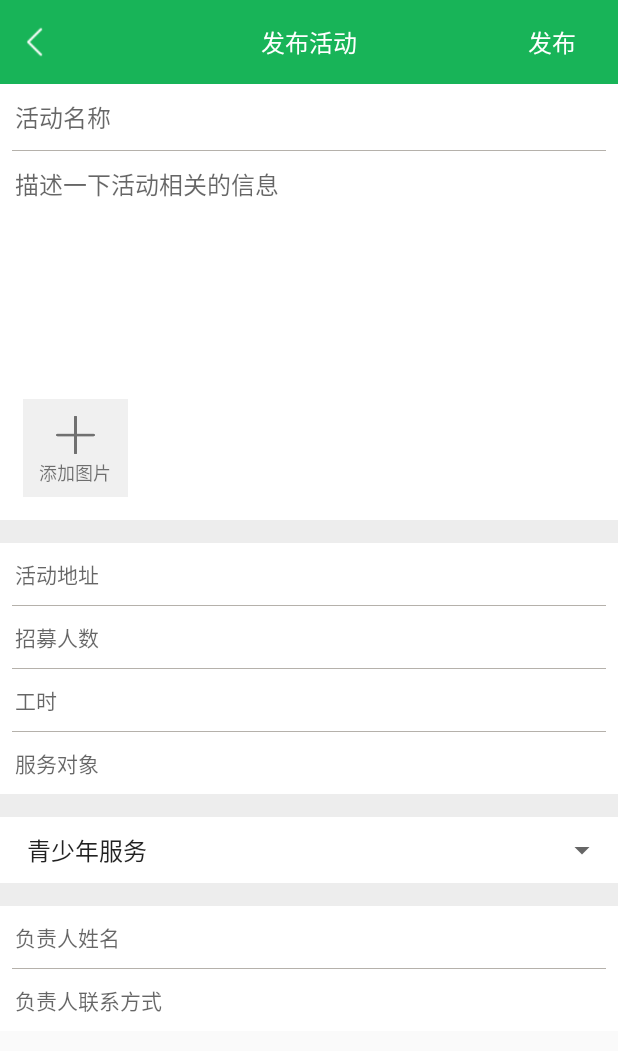
After one commit to learner1999/M-Volunteer, an Android app: the ActivityAddActivity screen opened directly, with no data from a screen before it, on a phone screen of 412 x 824 dp. The commit adds this screen. Shown: the top 1051 px of the screen. Run offline under Robolectric (Android 15) with nearby library versions, the phone set to English and light mode, and no system bars; our stand-ins replace ButterKnife; libraries missing offline, so code that uses them is left out: rx.android.schedulers, rx.schedulers, top.zibin.luban; pictures from the network do not load.

Commit message:
完成基本的活动创建界面

```diff
--- a/app/build.gradle
+++ b/app/build.gradle
@@ -43,4 +43,5 @@ dependencies {
     compile 'com.squareup.retrofit2:adapter-rxjava:2.1.0'
     compile 'io.reactivex:rxandroid:1.2.1'
     compile 'com.github.bumptech.glide:glide:3.7.0'
+    compile 'top.zibin:Luban:1.0.9'
 }
--- a/app/src/main/AndroidManifest.xml
+++ b/app/src/main/AndroidManifest.xml
@@ -67,6 +67,8 @@
         </activity>
         <activity android:name=".ui.service_record.ServiceRecordActivity">
         </activity>
+        <activity android:name=".ui.activity_add.ActivityAddActivity">
+        </activity>
     </application>
 
 </manifest>
--- /dev/null
+++ b/app/src/main/java/cn/zheteng123/m_volunteer/api/FileUploadApi.java
@@ -0,0 +1,21 @@
+package cn.zheteng123.m_volunteer.api;
+
+
+import cn.zheteng123.m_volunteer.entity.Result;
+import okhttp3.MultipartBody;
+import retrofit2.http.Multipart;
+import retrofit2.http.POST;
+import retrofit2.http.Part;
+import rx.Observable;
+
+/**
+ * Created on 2017/2/24.
+ */
+
+
+public interface FileUploadApi {
+
+    @Multipart
+    @POST("api/image/upload")
+    Observable<Result<String>> uploadImage(@Part MultipartBody.Part file);
+}
--- a/app/src/main/java/cn/zheteng123/m_volunteer/api/Networks.java
+++ b/app/src/main/java/cn/zheteng123/m_volunteer/api/Networks.java
@@ -34,6 +34,8 @@ public class Networks {
 
     private static SignInApi mSignInApi;
 
+    private static FileUploadApi mFileUploadApi;
+
     private static VolunteerApi mVolunteerApi;
 
     public static Networks getInstance() {
@@ -61,6 +63,10 @@ public class Networks {
 
     public VolunteerApi getVolunteerApi() {
         return mVolunteerApi == null ? configRetrofit(VolunteerApi.class) : mVolunteerApi;
+    }
+
+    public FileUploadApi getFileUploadApi() {
+        return mFileUploadApi == null ? configRetrofit(FileUploadApi.class) : mFileUploadApi;
     }
 
     private <T> T configRetrofit(Class<T> service) {
--- /dev/null
+++ b/app/src/main/java/cn/zheteng123/m_volunteer/ui/activity_add/ActivityAddActivity.java
@@ -0,0 +1,176 @@
+package cn.zheteng123.m_volunteer.ui.activity_add;
+
+import android.app.Activity;
+import android.content.Context;
+import android.content.Intent;
+import android.graphics.Bitmap;
+import android.graphics.BitmapFactory;
+import android.graphics.Color;
+import android.net.Uri;
+import android.os.Build;
+import android.os.Bundle;
+import android.provider.MediaStore;
+import android.support.v7.app.AppCompatActivity;
+import android.util.Log;
+import android.view.View;
+import android.widget.ImageView;
+import android.widget.LinearLayout;
+import android.widget.Toast;
+
+import java.io.File;
+import java.io.IOException;
+
+import butterknife.BindView;
+import butterknife.ButterKnife;
+import cn.zheteng123.m_volunteer.R;
+import cn.zheteng123.m_volunteer.api.Networks;
+import cn.zheteng123.m_volunteer.entity.Result;
+import cn.zheteng123.m_volunteer.util.MyUtil;
+import okhttp3.MediaType;
+import okhttp3.MultipartBody;
+import okhttp3.RequestBody;
+import rx.Subscriber;
+import rx.android.schedulers.AndroidSchedulers;
+import rx.schedulers.Schedulers;
+import top.zibin.luban.Luban;
+import top.zibin.luban.OnCompressListener;
+
+import static android.R.attr.path;
+
+public class ActivityAddActivity extends AppCompatActivity {
+
+    private static final String TAG = "ActivityAddActivity";
+
+    private static final int REQUEST_PICK_IMAGE = 1;
+
+    private String imgUrl = "";
+
+    @BindView(R.id.ll_select_image)
+    LinearLayout mLlSelectImage;
+
+    @BindView(R.id.iv_image)
+    ImageView mIvImage;
+
+    @Override
+    protected void onCreate(Bundle savedInstanceState) {
+        super.onCreate(savedInstanceState);
+        setContentView(R.layout.activity_add);
+        ButterKnife.bind(this);
+
+        if (Build.VERSION.SDK_INT >= Build.VERSION_CODES.LOLLIPOP) {
+            View decorView = getWindow().getDecorView();
+            int option = View.SYSTEM_UI_FLAG_LAYOUT_FULLSCREEN
+                    | View.SYSTEM_UI_FLAG_LAYOUT_STABLE;
+            decorView.setSystemUiVisibility(option);
+            getWindow().setStatusBarColor(Color.TRANSPARENT);
+        }
+
+        initListener();
+    }
+
+    public static void actionStart(Context context) {
+        context.startActivity(new Intent(context, ActivityAddActivity.class));
+    }
+
+    private void initListener() {
+        mLlSelectImage.setOnClickListener(new View.OnClickListener() {
+            @Override
+            public void onClick(View v) {
+                Intent intent = new Intent(Intent.ACTION_PICK, MediaStore.Images.Media.EXTERNAL_CONTENT_URI);
+                startActivityForResult(intent, REQUEST_PICK_IMAGE);
+            }
+        });
+    }
+
+    @Override
+    protected void onActivityResult(int requestCode, int resultCode, Intent data) {
+        if (resultCode == Activity.RESULT_OK) {
+            Bitmap bitmap = null;
+            Uri imageUri = null;
+
+            switch (requestCode) {
+                case REQUEST_PICK_IMAGE:
+                    imageUri = data.getData();
+                    try {
+                        bitmap = MediaStore.Images.Media.getBitmap(getContentResolver(), imageUri);
+                    } catch (IOException e) {
+                        e.printStackTrace();
+                    }
+                    break;
+            }
+            if (imageUri == null || bitmap == null) {
+                Toast.makeText(this, "获取图片失败，请重新添加！", Toast.LENGTH_SHORT).show();
+                return;
+            }
+            // displayImage(MyUtil.getRealPathFromURI(this, imageUri), bitmap);
+            compressImage(MyUtil.getRealPathFromURI(this, imageUri));
+        }
+    }
+
+    /**
+     * 压缩图片
+     * @param path 图片路径
+     */
+    private void compressImage(String path) {
+        File file = new File(path);
+
+        Luban.get(this)
+                .load(file)                     //传人要压缩的图片
+                .putGear(Luban.THIRD_GEAR)      //设定压缩档次，默认三挡
+                .setCompressListener(new OnCompressListener() { //设置回调
+
+                    @Override
+                    public void onStart() {
+                    }
+                    @Override
+                    public void onSuccess(File file) {
+                        displayImage(file);
+                    }
+
+                    @Override
+                    public void onError(Throwable e) {
+                    }
+                }).launch();    //启动压缩
+    }
+
+    /**
+     * 上传及显示图片
+     * @param file 图片文件
+     */
+    private void displayImage(File file) {
+
+        // 上传图片
+        Log.d(TAG, "displayImage: " + path);
+        RequestBody requestFile = RequestBody.create(MediaType.parse("multipart/form-data"), file);
+        MultipartBody.Part body = MultipartBody.Part.createFormData("file", file.getName(), requestFile);
+        RequestBody description = RequestBody.create(MediaType.parse("multipart/form-data"), "活动图");
+
+        Networks
+                .getInstance()
+                .getFileUploadApi()
+                .uploadImage(body)
+                .subscribeOn(Schedulers.io())
+                .observeOn(AndroidSchedulers.mainThread())
+                .subscribe(new Subscriber<Result<String>>() {
+                    @Override
+                    public void onCompleted() {
+
+                    }
+
+                    @Override
+                    public void onError(Throwable e) {
+                        Log.d(TAG, "onError: " + e.getMessage());
+                    }
+
+                    @Override
+                    public void onNext(Result<String> stringResult) {
+                        imgUrl = stringResult.getData();
+                    }
+                });
+
+        // 显示图片
+        mIvImage.setImageBitmap(BitmapFactory.decodeFile(file.getAbsolutePath()));
+        mIvImage.setVisibility(View.VISIBLE);
+        mLlSelectImage.setVisibility(View.GONE);
+    }
+}
--- a/app/src/main/java/cn/zheteng123/m_volunteer/ui/home/HomeFragment.java
+++ b/app/src/main/java/cn/zheteng123/m_volunteer/ui/home/HomeFragment.java
@@ -30,6 +30,7 @@ import cn.zheteng123.m_volunteer.api.Networks;
 import cn.zheteng123.m_volunteer.entity.HomeActivityEntity;
 import cn.zheteng123.m_volunteer.entity.PageInfo;
 import cn.zheteng123.m_volunteer.entity.Result;
+import cn.zheteng123.m_volunteer.ui.activity_add.ActivityAddActivity;
 import cn.zheteng123.m_volunteer.ui.activity_category.CategoryActivity;
 import cn.zheteng123.m_volunteer.ui.home.adapter.HomeActivityAdapter;
 import cn.zheteng123.m_volunteer.ui.search.SearchActivity;
@@ -152,7 +153,7 @@ public class HomeFragment extends Fragment {
         mFabAddActivity.setOnClickListener(new View.OnClickListener() {
             @Override
             public void onClick(View v) {
-                // TODO: 2017/2/23 跳转到创建活动页面
+                ActivityAddActivity.actionStart(getActivity());
             }
         });
 
--- /dev/null
+++ b/app/src/main/java/cn/zheteng123/m_volunteer/util/MyUtil.java
@@ -0,0 +1,32 @@
+package cn.zheteng123.m_volunteer.util;
+
+import android.content.Context;
+import android.database.Cursor;
+import android.net.Uri;
+import android.provider.MediaStore;
+
+/**
+ * Created on 2017/2/24.
+ */
+
+
+public class MyUtil {
+
+    /**
+     * Uri获取图片真实路径
+     * @param context 上下文
+     * @param contentUri Uri
+     * @return 图片真实路径
+     */
+    public static String getRealPathFromURI(Context context, Uri contentUri) {
+        String res = null;
+        String[] proj = { MediaStore.Images.Media.DATA };
+        Cursor cursor = context.getContentResolver().query(contentUri, proj, null, null, null);
+        if(cursor.moveToFirst()){;
+            int column_index = cursor.getColumnIndexOrThrow(MediaStore.Images.Media.DATA);
+            res = cursor.getString(column_index);
+        }
+        cursor.close();
+        return res;
+    }
+}
--- /dev/null
+++ b/app/src/main/res/layout/activity_add.xml
@@ -0,0 +1,257 @@
+<?xml version="1.0" encoding="utf-8"?>
+
+<LinearLayout
+    xmlns:android="http://schemas.android.com/apk/res/android"
+    xmlns:tools="http://schemas.android.com/tools"
+    android:layout_width="match_parent"
+    android:layout_height="match_parent"
+    android:orientation="vertical"
+    tools:context="cn.zheteng123.m_volunteer.ui.activity_add.ActivityAddActivity">
+
+    <LinearLayout
+        android:layout_width="match_parent"
+        android:layout_height="wrap_content"
+        android:background="@color/colorPrimary"
+        android:fitsSystemWindows="true">
+
+        <RelativeLayout
+            android:layout_width="match_parent"
+            android:layout_height="?attr/actionBarSize"
+            android:background="@color/colorPrimary">
+
+            <ImageView
+                android:layout_width="24dp"
+                android:layout_height="24dp"
+                android:layout_alignParentLeft="true"
+                android:layout_alignParentStart="true"
+                android:layout_centerVertical="true"
+                android:layout_marginLeft="16dp"
+                android:layout_marginStart="16dp"
+                android:src="@drawable/left"/>
+
+            <TextView
+                android:layout_width="wrap_content"
+                android:layout_height="wrap_content"
+                android:layout_centerInParent="true"
+                android:text="@string/publish_activity"
+                android:textColor="#FFFFFF"
+                android:textSize="16sp"/>
+
+            <Button
+                android:layout_width="wrap_content"
+                android:layout_height="wrap_content"
+                android:layout_alignParentEnd="true"
+                android:layout_alignParentRight="true"
+                android:layout_centerVertical="true"
+                android:background="@null"
+                android:text="@string/publish"
+                android:textColor="#FFFFFF"
+                android:textSize="16sp"/>
+        </RelativeLayout>
+    </LinearLayout>
+
+    <ScrollView
+        android:layout_width="match_parent"
+        android:layout_height="match_parent"
+        android:scrollbars="none">
+
+        <LinearLayout
+            android:id="@+id/activity_add"
+            android:layout_width="match_parent"
+            android:layout_height="wrap_content"
+            android:background="@color/layoutBackground"
+            android:orientation="vertical">
+
+            <LinearLayout
+                android:layout_width="match_parent"
+                android:layout_height="wrap_content"
+                android:background="#FFFFFF"
+                android:orientation="vertical">
+
+                <EditText
+                    android:layout_width="match_parent"
+                    android:layout_height="wrap_content"
+                    android:hint="活动名称"
+                    android:textSize="16sp"
+                    android:background="#FFFFFF"
+                    android:padding="10dp"/>
+
+                <View
+                    android:layout_width="match_parent"
+                    android:layout_height="0.2dp"
+                    android:background="#B5B1AB"
+                    android:layout_marginLeft="8dp"
+                    android:layout_marginStart="8dp"
+                    android:layout_marginRight="8dp"
+                    android:layout_marginEnd="8dp"/>
+
+                <EditText
+                    android:layout_width="match_parent"
+                    android:layout_height="150dp"
+                    android:gravity="top"
+                    android:hint="描述一下活动相关的信息"
+                    android:textSize="16sp"
+                    android:background="#FFFFFF"
+                    android:padding="10dp"/>
+
+                <LinearLayout
+                    android:id="@+id/ll_select_image"
+                    android:layout_width="70dp"
+                    android:layout_height="65dp"
+                    android:layout_margin="15dp"
+                    android:background="#F0F0F0"
+                    android:orientation="vertical"
+                    android:padding="10dp">
+
+                    <ImageView
+                        android:layout_width="30dp"
+                        android:layout_height="30dp"
+                        android:layout_gravity="center"
+                        android:src="@drawable/icon_add_grey"/>
+
+                    <TextView
+                        android:layout_width="match_parent"
+                        android:layout_height="wrap_content"
+                        android:gravity="center"
+                        android:text="添加图片"
+                        android:textSize="12sp"
+                        />
+
+                </LinearLayout>
+
+                <ImageView
+                    android:id="@+id/iv_image"
+                    android:layout_width="70dp"
+                    android:layout_height="65dp"
+                    android:layout_margin="15dp"
+                    android:visibility="gone"
+                    android:scaleType="centerCrop"/>
+
+            </LinearLayout>
+
+            <LinearLayout
+                android:layout_width="match_parent"
+                android:layout_height="wrap_content"
+                android:layout_marginTop="15dp"
+                android:background="#FFFFFF"
+                android:orientation="vertical">
+
+                <EditText
+                    android:layout_width="match_parent"
+                    android:layout_height="wrap_content"
+                    android:hint="活动地址"
+                    android:textSize="14sp"
+                    android:background="#FFFFFF"
+                    android:padding="10dp"/>
+
+                <View
+                    android:layout_width="match_parent"
+                    android:layout_height="0.2dp"
+                    android:background="#B5B1AB"
+                    android:layout_marginLeft="8dp"
+                    android:layout_marginStart="8dp"
+                    android:layout_marginRight="8dp"
+                    android:layout_marginEnd="8dp"/>
+
+                <EditText
+                    android:layout_width="match_parent"
+                    android:layout_height="wrap_content"
+                    android:hint="招募人数"
+                    android:inputType="number"
+                    android:background="#FFFFFF"
+                    android:padding="10dp"
+                    android:textSize="14sp"/>
+
+                <View
+                    android:layout_width="match_parent"
+                    android:layout_height="0.2dp"
+                    android:background="#B5B1AB"
+                    android:layout_marginLeft="8dp"
+                    android:layout_marginStart="8dp"
+                    android:layout_marginRight="8dp"
+                    android:layout_marginEnd="8dp"/>
+
+                <EditText
+                    android:layout_width="match_parent"
+                    android:layout_height="wrap_content"
+                    android:hint="工时"
+                    android:inputType="number"
+                    android:background="#FFFFFF"
+                    android:padding="10dp"
+                    android:textSize="14sp"/>
+
+                <View
+                    android:layout_width="match_parent"
+                    android:layout_height="0.2dp"
+                    android:background="#B5B1AB"
+                    android:layout_marginLeft="8dp"
+                    android:layout_marginStart="8dp"
+                    android:layout_marginRight="8dp"
+                    android:layout_marginEnd="8dp"/>
+
+                <EditText
+                    android:layout_width="match_parent"
+                    android:layout_height="wrap_content"
+                    android:hint="服务对象"
+                    android:background="#FFFFFF"
+                    android:padding="10dp"
+                    android:textSize="14sp"/>
+
+            </LinearLayout>
+
+            <LinearLayout
+                android:layout_width="match_parent"
+                android:layout_height="wrap_content"
+                android:layout_marginTop="15dp"
+                android:background="#FFFFFF"
+                android:orientation="vertical">
+
+                <Spinner
+                    android:layout_width="match_parent"
+                    android:layout_height="wrap_content"
+                    android:entries="@array/service_type"
+                    android:padding="10dp"/>
+
+
+            </LinearLayout>
+
+            <!--负责人信息 开始-->
+            <LinearLayout
+                android:layout_width="match_parent"
+                android:layout_height="wrap_content"
+                android:layout_marginTop="15dp"
+                android:background="#FFFFFF"
+                android:orientation="vertical">
+
+                <EditText
+                    android:layout_width="match_parent"
+                    android:layout_height="wrap_content"
+                    android:hint="负责人姓名"
+                    android:background="#FFFFFF"
+                    android:padding="10dp"
+                    android:textSize="14sp"/>
+
+                <View
+                    android:layout_width="match_parent"
+                    android:layout_height="0.2dp"
+                    android:background="#B5B1AB"
+                    android:layout_marginLeft="8dp"
+                    android:layout_marginStart="8dp"
+                    android:layout_marginRight="8dp"
+                    android:layout_marginEnd="8dp"/>
+
+                <EditText
+                    android:layout_width="match_parent"
+                    android:layout_height="wrap_content"
+                    android:hint="负责人联系方式"
+                    android:background="#FFFFFF"
+                    android:padding="10dp"
+                    android:textSize="14sp"/>
+
+            </LinearLayout>
+            <!--负责人信息 结束-->
+
+        </LinearLayout>
+
+    </ScrollView>
+</LinearLayout>
--- a/app/src/main/res/values/strings.xml
+++ b/app/src/main/res/values/strings.xml
@@ -31,4 +31,9 @@
     <string name="my_activity">我的活动</string>
     <string name="feedback">留言反馈</string>
     <string name="about_m_volunteer">关于美志愿</string>
+    <string name="publish_activity">发布活动</string>
+    <string name="publish">发布</string>
+    <string-array name="service_type">
+        <item>青少年服务</item>
+    </string-array>
 </resources>
```
Also changed, not shown: app/src/main/res/drawable/icon_add_grey.png (added).
